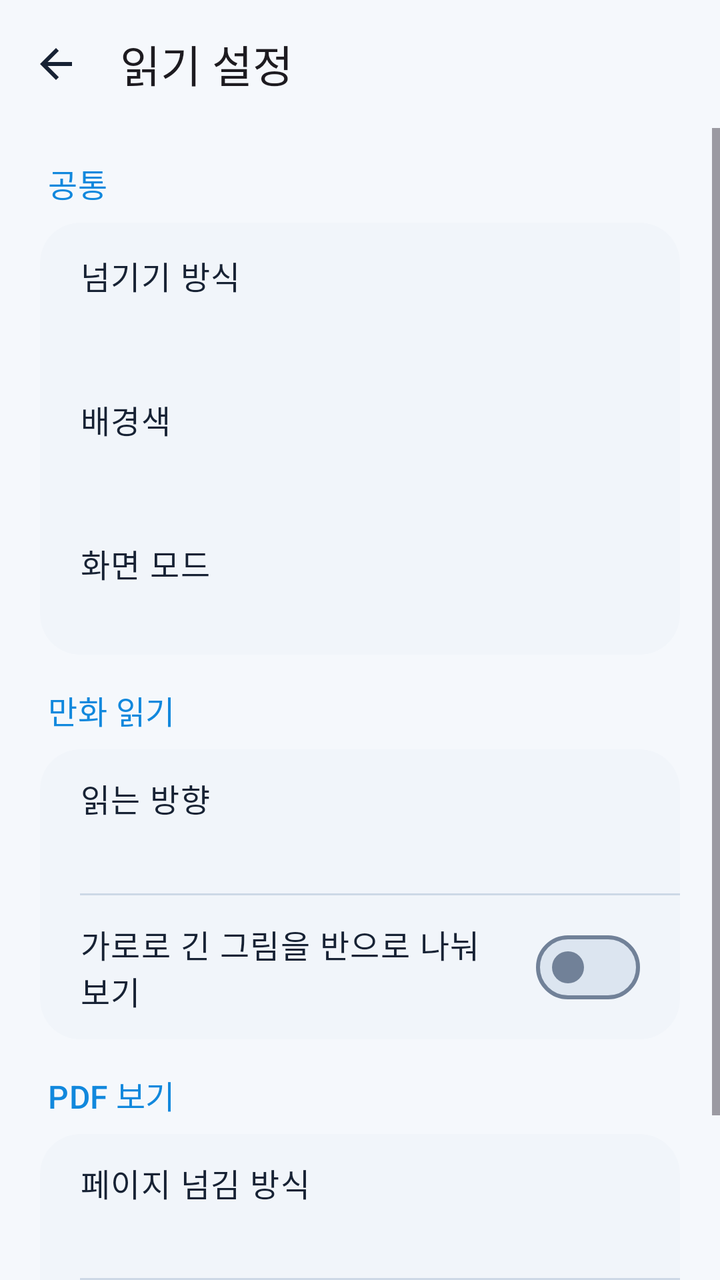
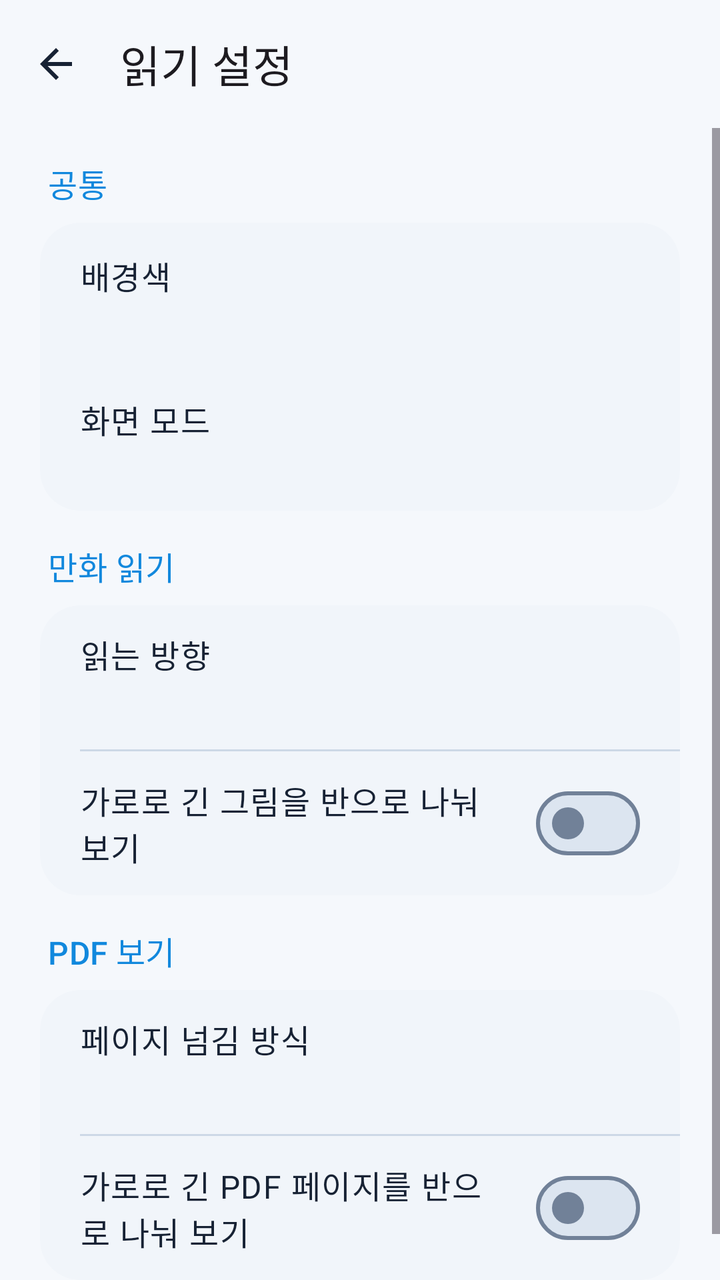

Two renders of the same Android screen: before a commit and after it. Below are the layout's source before the change and the commit's diff.
<!-- AndroidManifest.xml: application theme Theme.WaterView -->
<!-- res/layout/activity_settings.xml -->
<?xml version="1.0" encoding="utf-8"?>
<LinearLayout xmlns:android="http://schemas.android.com/apk/res/android"
    xmlns:app="http://schemas.android.com/apk/res-auto"
    android:id="@+id/settingsRoot"
    android:layout_width="match_parent"
    android:layout_height="match_parent"
    android:orientation="vertical"
    android:background="?attr/colorSurface">

    <com.google.android.material.appbar.MaterialToolbar
        android:id="@+id/settingsToolbar"
        android:layout_width="match_parent"
        android:layout_height="?attr/actionBarSize"
        android:background="?attr/colorSurface"
        app:navigationIcon="@drawable/ic_back"
        app:navigationContentDescription="@string/back"
        app:title="@string/reading_settings"
        app:titleTextAppearance="?attr/textAppearanceTitleLarge" />

    <ScrollView
        android:layout_width="match_parent"
        android:layout_height="0dp"
        android:layout_weight="1"
        android:fillViewport="true">

        <LinearLayout
            android:layout_width="match_parent"
            android:layout_height="wrap_content"
            android:orientation="vertical"
            android:paddingStart="20dp"
            android:paddingTop="16dp"
            android:paddingEnd="20dp"
            android:paddingBottom="24dp">

            <TextView
                android:layout_width="match_parent"
                android:layout_height="wrap_content"
                android:paddingStart="4dp"
                android:paddingBottom="8dp"
                android:text="@string/common_settings"
                android:textAppearance="?attr/textAppearanceTitleMedium"
                android:textColor="?attr/colorPrimary" />

            <com.google.android.material.card.MaterialCardView
                android:layout_width="match_parent"
                android:layout_height="wrap_content"
                android:layout_marginBottom="16dp"
                app:cardBackgroundColor="?attr/colorSurfaceContainerLow"
                app:cardCornerRadius="20dp"
                app:strokeWidth="0dp">

                <LinearLayout
                    android:layout_width="match_parent"
                    android:layout_height="wrap_content"
                    android:orientation="vertical">

                    <LinearLayout
                        android:id="@+id/turnRow"
                        android:layout_width="match_parent"
                        android:layout_height="wrap_content"
                        android:background="?attr/selectableItemBackground"
                        android:clickable="true"
                        android:focusable="true"
                        android:gravity="center_vertical"
                        android:minHeight="72dp"
                        android:orientation="vertical"
                        android:paddingStart="20dp"
                        android:paddingTop="12dp"
                        android:paddingEnd="20dp"
                        android:paddingBottom="12dp">
                        <TextView
                            android:layout_width="match_parent"
                            android:layout_height="wrap_content"
                            android:text="@string/turn_title"
                            android:textAppearance="?attr/textAppearanceBodyLarge"
                            android:textColor="?attr/colorOnSurface" />
                        <TextView
                            android:id="@+id/turnValue"
                            android:layout_width="match_parent"
                            android:layout_height="wrap_content"
                            android:textAppearance="?attr/textAppearanceBodyMedium"
                            android:textColor="?attr/colorOnSurfaceVariant" />
                    </LinearLayout>

                    <LinearLayout
                        android:id="@+id/groundRow"
                        android:layout_width="match_parent"
                        android:layout_height="wrap_content"
                        android:background="?attr/selectableItemBackground"
                        android:clickable="true"
                        android:focusable="true"
                        android:gravity="center_vertical"
                        android:minHeight="72dp"
                        android:orientation="vertical"
                        android:paddingStart="20dp"
                        android:paddingTop="12dp"
                        android:paddingEnd="20dp"
                        android:paddingBottom="12dp">
                        <TextView
                            android:layout_width="match_parent"
                            android:layout_height="wrap_content"
                            android:text="@string/ground_title"
                            android:textAppearance="?attr/textAppearanceBodyLarge"
                            android:textColor="?attr/colorOnSurface" />
                        <TextView
                            android:id="@+id/groundValue"
                            android:layout_width="match_parent"
                            android:layout_height="wrap_content"
                            android:textAppearance="?attr/textAppearanceBodyMedium"
                            android:textColor="?attr/colorOnSurfaceVariant" />
                    </LinearLayout>

                    <LinearLayout
                        android:id="@+id/themeRow"
                        android:layout_width="match_parent"
                        android:layout_height="wrap_content"
                        android:background="?attr/selectableItemBackground"
                        android:clickable="true"
                        android:focusable="true"
                        android:gravity="center_vertical"
                        android:minHeight="72dp"
                        android:orientation="vertical"
                        android:paddingStart="20dp"
                        android:paddingTop="12dp"
                        android:paddingEnd="20dp"
                        android:paddingBottom="12dp">
                        <TextView
                            android:layout_width="match_parent"
                            android:layout_height="wrap_content"
                            android:text="@string/theme_title"
                            android:textAppearance="?attr/textAppearanceBodyLarge"
                            android:textColor="?attr/colorOnSurface" />
                        <TextView
                            android:id="@+id/themeValue"
                            android:layout_width="match_parent"
                            android:layout_height="wrap_content"
                            android:textAppearance="?attr/textAppearanceBodyMedium"
                            android:textColor="?attr/colorOnSurfaceVariant" />
                    </LinearLayout>
                </LinearLayout>
            </com.google.android.material.card.MaterialCardView>


            <TextView
                android:layout_width="match_parent"
                android:layout_height="wrap_content"
                android:paddingStart="4dp"
                android:paddingBottom="8dp"
                android:text="@string/manga_settings"
                android:textAppearance="?attr/textAppearanceTitleMedium"
                android:textColor="?attr/colorPrimary" />

            <com.google.android.material.card.MaterialCardView
                android:layout_width="match_parent"
                android:layout_height="wrap_content"
                android:layout_marginBottom="16dp"
                app:cardBackgroundColor="?attr/colorSurfaceContainerLow"
                app:cardCornerRadius="20dp"
                app:strokeWidth="0dp">

                <LinearLayout
                    android:layout_width="match_parent"
                    android:layout_height="wrap_content"
                    android:orientation="vertical">

                    <LinearLayout
                        android:id="@+id/mangaDirectionRow"
                        android:layout_width="match_parent"
                        android:layout_height="wrap_content"
                        android:background="?attr/selectableItemBackground"
                        android:clickable="true"
                        android:focusable="true"
                        android:gravity="center_vertical"
                        android:minHeight="72dp"
                        android:orientation="vertical"
                        android:paddingStart="20dp"
                        android:paddingTop="12dp"
                        android:paddingEnd="20dp"
                        android:paddingBottom="12dp">
                        <TextView
                            android:layout_width="match_parent"
                            android:layout_height="wrap_content"
                            android:text="@string/manga_direction_title"
                            android:textAppearance="?attr/textAppearanceBodyLarge"
                            android:textColor="?attr/colorOnSurface" />
                        <TextView
                            android:id="@+id/mangaDirectionValue"
                            android:layout_width="match_parent"
                            android:layout_height="wrap_content"
                            android:paddingTop="4dp"
                            android:textAppearance="?attr/textAppearanceBodyMedium"
                            android:textColor="?attr/colorOnSurfaceVariant" />
                    </LinearLayout>

                    <View
                        android:layout_width="match_parent"
                        android:layout_height="1dp"
                        android:layout_marginStart="20dp"
                        android:background="?attr/colorOutlineVariant" />

                    <com.google.android.material.materialswitch.MaterialSwitch
                        android:id="@+id/splitWidePagesSwitch"
                        android:layout_width="match_parent"
                        android:layout_height="wrap_content"
                        android:minHeight="72dp"
                        android:paddingStart="20dp"
                        android:paddingEnd="20dp"
                        android:text="@string/split_wide_pages"
                        android:textAppearance="?attr/textAppearanceBodyLarge"
                        android:textColor="?attr/colorOnSurface" />

                </LinearLayout>
            </com.google.android.material.card.MaterialCardView>

            <TextView
                android:layout_width="match_parent"
                android:layout_height="wrap_content"
                android:paddingStart="4dp"
                android:paddingBottom="8dp"
                android:text="@string/pdf_settings"
                android:textAppearance="?attr/textAppearanceTitleMedium"
                android:textColor="?attr/colorPrimary" />

            <com.google.android.material.card.MaterialCardView
                android:layout_width="match_parent"
                android:layout_height="wrap_content"
                app:cardBackgroundColor="?attr/colorSurfaceContainerLow"
                app:cardCornerRadius="20dp"
                app:strokeWidth="0dp">
                <LinearLayout
                    android:layout_width="match_parent"
                    android:layout_height="wrap_content"
                    android:orientation="vertical">
                    <LinearLayout
                        android:id="@+id/pdfReadingModeRow"
                        android:layout_width="match_parent"
                        android:layout_height="wrap_content"
                        android:background="?attr/selectableItemBackground"
                        android:clickable="true"
                        android:focusable="true"
                        android:gravity="center_vertical"
                        android:minHeight="72dp"
                        android:orientation="vertical"
                        android:paddingStart="20dp"
                        android:paddingTop="12dp"
                        android:paddingEnd="20dp"
                        android:paddingBottom="12dp">
                        <TextView
                            android:layout_width="match_parent"
                            android:layout_height="wrap_content"
                            android:text="@string/pdf_reading_mode"
                            android:textAppearance="?attr/textAppearanceBodyLarge"
                            android:textColor="?attr/colorOnSurface" />
                        <TextView
                            android:id="@+id/pdfReadingModeValue"
                            android:layout_width="match_parent"
                            android:layout_height="wrap_content"
                            android:paddingTop="4dp"
                            android:textAppearance="?attr/textAppearanceBodyMedium"
                            android:textColor="?attr/colorOnSurfaceVariant" />
                    </LinearLayout>
                    <View
                        android:layout_width="match_parent"
                        android:layout_height="1dp"
                        android:layout_marginStart="20dp"
                        android:background="?attr/colorOutlineVariant" />
                    <com.google.android.material.materialswitch.MaterialSwitch
                        android:id="@+id/pdfSplitWidePagesSwitch"
                        android:layout_width="match_parent"
                        android:layout_height="wrap_content"
                        android:minHeight="72dp"
                        android:paddingStart="20dp"
                        android:paddingEnd="20dp"
                        android:text="@string/pdf_split_wide_pages"
                        android:textAppearance="?attr/textAppearanceBodyLarge"
                        android:textColor="?attr/colorOnSurface" />
                </LinearLayout>
            </com.google.android.material.card.MaterialCardView>

        </LinearLayout>
    </ScrollView>
</LinearLayout>
<!-- resources referenced by this layout -->
<resources>
  <!-- drawable ic_back (drawable) -->
  <?xml version="1.0" encoding="utf-8"?>
  <vector xmlns:android="http://schemas.android.com/apk/res/android"
      android:width="24dp"
      android:height="24dp"
      android:viewportWidth="24"
      android:viewportHeight="24"
      android:tint="?attr/colorOnSurface">
      <path
          android:fillColor="#FF000000"
          android:pathData="M20,11H7.83l5.59,-5.59L12,4l-8,8 8,8 1.41,-1.41L7.83,13H20v-2z" />
  </vector>
  <string name="back">뒤로</string>
  <string name="common_settings">공통</string>
  <string name="ground_title">배경색</string>
  <string name="manga_direction_title">읽는 방향</string>
  <string name="manga_settings">만화 읽기</string>
  <string name="pdf_reading_mode">페이지 넘김 방식</string>
  <string name="pdf_settings">PDF 보기</string>
  <string name="pdf_split_wide_pages">가로로 긴 PDF 페이지를 반으로 나눠 보기</string>
  <string name="reading_settings">읽기 설정</string>
  <string name="split_wide_pages">가로로 긴 그림을 반으로 나눠 보기</string>
  <string name="theme_title">화면 모드</string>
  <string name="turn_title">넘기기 방식</string>
  <color name="waterview_primary">#1188DD</color>
  <color name="waterview_on_primary">#FFFFFF</color>
  <color name="waterview_primary_container">#D8EDFF</color>
  <color name="waterview_on_primary_container">#082E50</color>
  <color name="waterview_secondary">#29486F</color>
  <color name="waterview_on_secondary">#FFFFFF</color>
  <color name="waterview_secondary_container">#DEE9F8</color>
  <color name="waterview_on_secondary_container">#172D49</color>
  <color name="waterview_tertiary">#176D95</color>
  <color name="waterview_on_tertiary">#FFFFFF</color>
  <color name="waterview_tertiary_container">#CDEEFF</color>
  <color name="waterview_on_tertiary_container">#002B3D</color>
  <color name="waterview_error">#BA1A1A</color>
  <color name="waterview_on_error">#FFFFFF</color>
  <color name="waterview_error_container">#F9DEDC</color>
  <color name="waterview_on_error_container">#410E0B</color>
  <color name="waterview_surface">#F5F8FC</color>
  <color name="waterview_on_surface">#172234</color>
  <color name="waterview_surface_variant">#E6EDF6</color>
  <color name="waterview_on_surface_variant">#46566D</color>
  <color name="waterview_surface_container_lowest">#FFFFFF</color>
  <color name="waterview_surface_container_low">#F1F5FA</color>
  <color name="waterview_surface_container">#EAF0F7</color>
  <color name="waterview_surface_container_high">#E4EBF4</color>
  <color name="waterview_surface_container_highest">#DCE5F0</color>
  <color name="waterview_surface_dim">#D5DFEB</color>
  <color name="waterview_surface_bright">#FFFFFF</color>
  <color name="waterview_outline">#718198</color>
  <color name="waterview_outline_variant">#CDD8E6</color>
  <color name="waterview_inverse_surface">#25344A</color>
  <color name="waterview_inverse_on_surface">#EDF3FC</color>
  <color name="waterview_inverse_primary">#62BAEE</color>
  <!-- unchanged entries left out for length: 1 -->
</resources>

<!-- the commit's change to res/layout/activity_settings.xml (unified diff, before → after) -->
@@ -55,34 +55,6 @@
                     android:orientation="vertical">
 
                     <LinearLayout
-                        android:id="@+id/turnRow"
-                        android:layout_width="match_parent"
-                        android:layout_height="wrap_content"
-                        android:background="?attr/selectableItemBackground"
-                        android:clickable="true"
-                        android:focusable="true"
-                        android:gravity="center_vertical"
-                        android:minHeight="72dp"
-                        android:orientation="vertical"
-                        android:paddingStart="20dp"
-                        android:paddingTop="12dp"
-                        android:paddingEnd="20dp"
-                        android:paddingBottom="12dp">
-                        <TextView
-                            android:layout_width="match_parent"
-                            android:layout_height="wrap_content"
-                            android:text="@string/turn_title"
-                            android:textAppearance="?attr/textAppearanceBodyLarge"
-                            android:textColor="?attr/colorOnSurface" />
-                        <TextView
-                            android:id="@+id/turnValue"
-                            android:layout_width="match_parent"
-                            android:layout_height="wrap_content"
-                            android:textAppearance="?attr/textAppearanceBodyMedium"
-                            android:textColor="?attr/colorOnSurfaceVariant" />
-                    </LinearLayout>
-
-                    <LinearLayout
                         android:id="@+id/groundRow"
                         android:layout_width="match_parent"
                         android:layout_height="wrap_content"
<!-- resource entries referenced after the edit -->
@@ -23,7 +23,6 @@
   <string name="reading_settings">읽기 설정</string>
   <string name="split_wide_pages">가로로 긴 그림을 반으로 나눠 보기</string>
   <string name="theme_title">화면 모드</string>
-  <string name="turn_title">넘기기 방식</string>
   <color name="waterview_primary">#1188DD</color>
   <color name="waterview_on_primary">#FFFFFF</color>
   <color name="waterview_primary_container">#D8EDFF</color>
